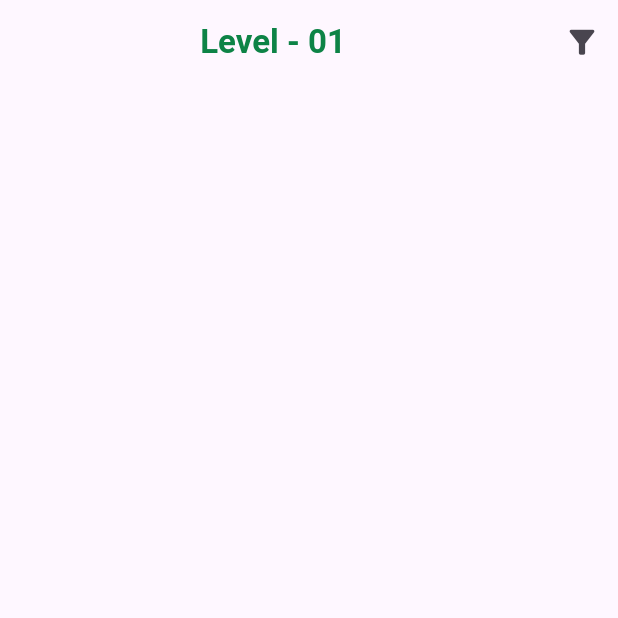
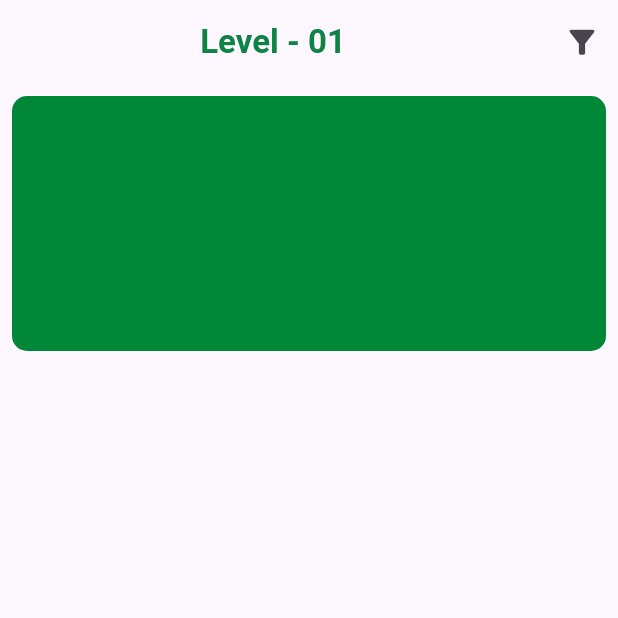
Before and after one commit to ShivaReddy54/iship, a Flutter app: the screen it shows after launch, on a phone screen of 412 x 824 dp, the top half of it. Run offline on Flutter 3.47's test engine with Material 3 defaults, Android fonts, the phone set to English and light mode, and no system bars.

Commit message:
added colour to session

```diff
--- a/lib/Screens/screen2.dart
+++ b/lib/Screens/screen2.dart
@@ -35,7 +35,9 @@ class Screen2 extends StatelessWidget {
       body: Padding(
         padding: const EdgeInsets.all(8.0),
         child: ListView(
-          children: [],
+          children: [
+            Session(),
+          ],
         ),
       ),
     );
@@ -45,9 +47,9 @@ class Screen2 extends StatelessWidget {
 Widget Session() {
   return Container(
     width: double.infinity,
-    height: 200,
+    height: 170,
     decoration: BoxDecoration(
         borderRadius: BorderRadius.circular(10),
-        color: Color.fromRGBO(0, 135, 56, 255)),
+        color: Color.fromRGBO(0, 135, 56, 1)),
   );
 }
```
